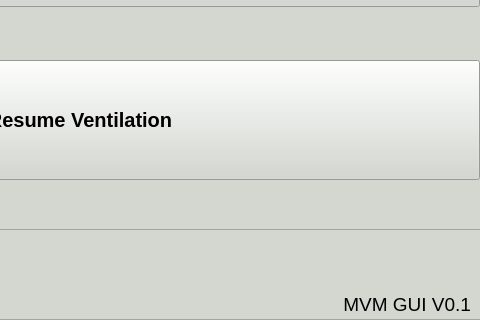
Before: the Qt Designer form gui/mainwindow.ui in MariuszSuchenek/MVM_GUI_test2, drawn with Qt 5; both pictures show x 320 to 800 and y 160 to 480 of the 800 by 480 pixel window.
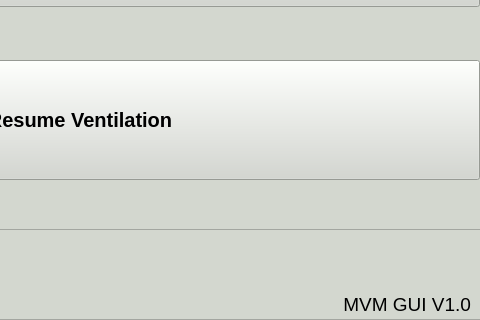
After: the same form once the commit is applied. Custom widgets are drawn as their Qt base class.

The edit to the form file:
```diff
--- a/gui/mainwindow.ui
+++ b/gui/mainwindow.ui
@@ -657,7 +657,7 @@
             </font>
            </property>
            <property name="text">
-            <string>MVM GUI V0.1</string>
+            <string>MVM GUI V1.0</string>
            </property>
            <property name="alignment">
             <set>Qt::AlignBottom|Qt::AlignRight|Qt::AlignTrailing</set>
```
